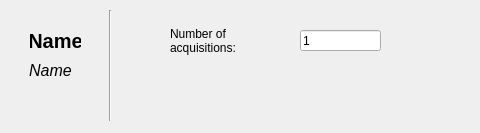
Above: sbndprmdaq/prm_settings/single_prm_digitizer_settings.ui from marcodeltutto/SBNDPurityMonitorDAQ before the change; both pictures show x 0 to 480 and y 0 to 133 of the 760 by 133 pixel window. Below: the same form after it.
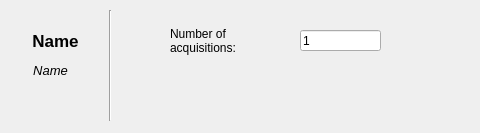
That is the form after the change.

Diff of the .ui file:
```diff
--- a/sbndprmdaq/prm_settings/single_prm_digitizer_settings.ui
+++ b/sbndprmdaq/prm_settings/single_prm_digitizer_settings.ui
@@ -39,7 +39,7 @@
     </property>
     <property name="font">
      <font>
-      <pointsize>15</pointsize>
+      <pointsize>13</pointsize>
       <weight>75</weight>
       <bold>true</bold>
      </font>
@@ -62,7 +62,7 @@
     </property>
     <property name="font">
      <font>
-      <pointsize>12</pointsize>
+      <pointsize>10</pointsize>
       <weight>50</weight>
       <italic>true</italic>
       <bold>false</bold>
```
